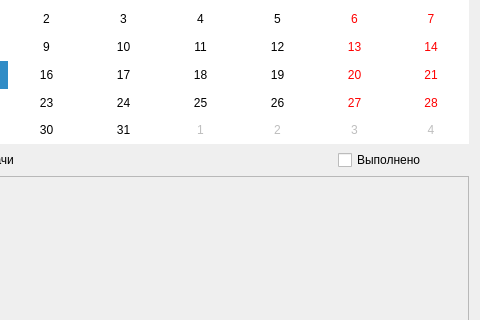
Old version of the form source/mainwindow.ui in the repository kapiten79/timecontrol; both pictures show x 703 to 1183 and y 157 to 477 of the 1183 by 623 pixel window.
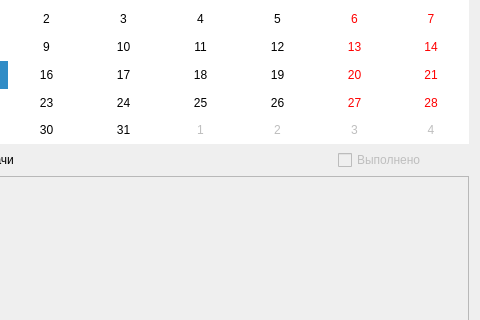
New version of the form. Icons and pictures are not drawn.

```diff
--- a/source/mainwindow.ui
+++ b/source/mainwindow.ui
@@ -262,6 +262,9 @@
       </item>
       <item row="1" column="7">
        <widget class="QCheckBox" name="checkBoxDone">
+        <property name="enabled">
+         <bool>false</bool>
+        </property>
         <property name="text">
          <string>Выполнено</string>
         </property>
```
